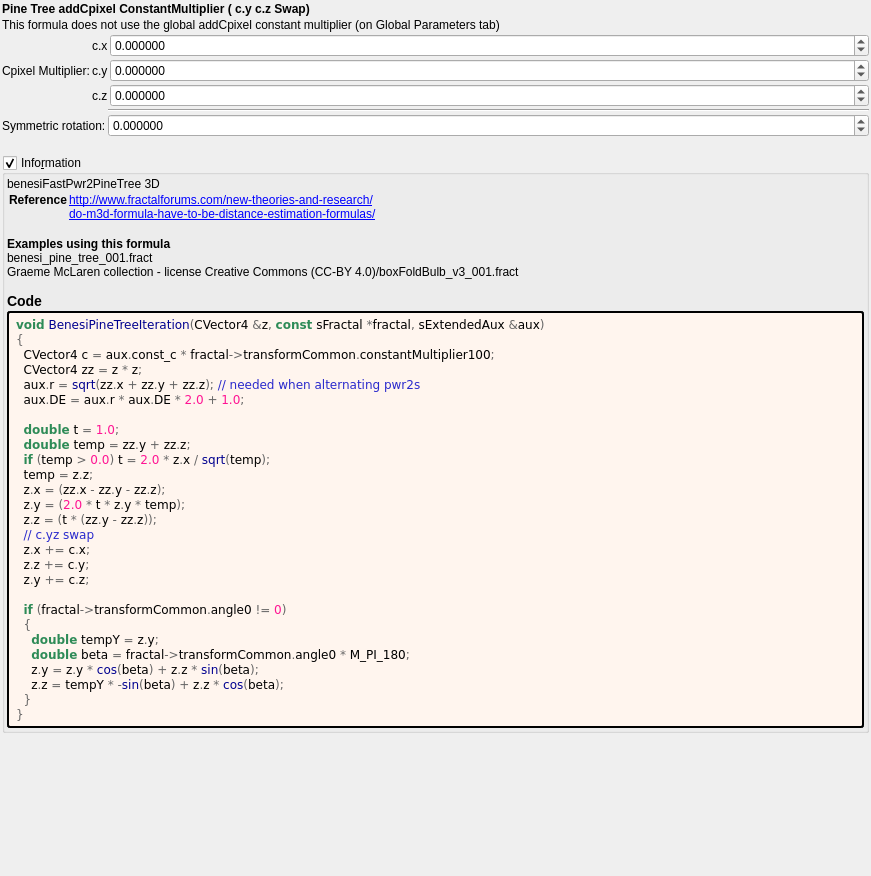
The window that mandelbulber2/formula/ui/benesi_pine_tree.ui (buddhi1980/mandelbulber2) describes before a commit, drawn with Qt 5.
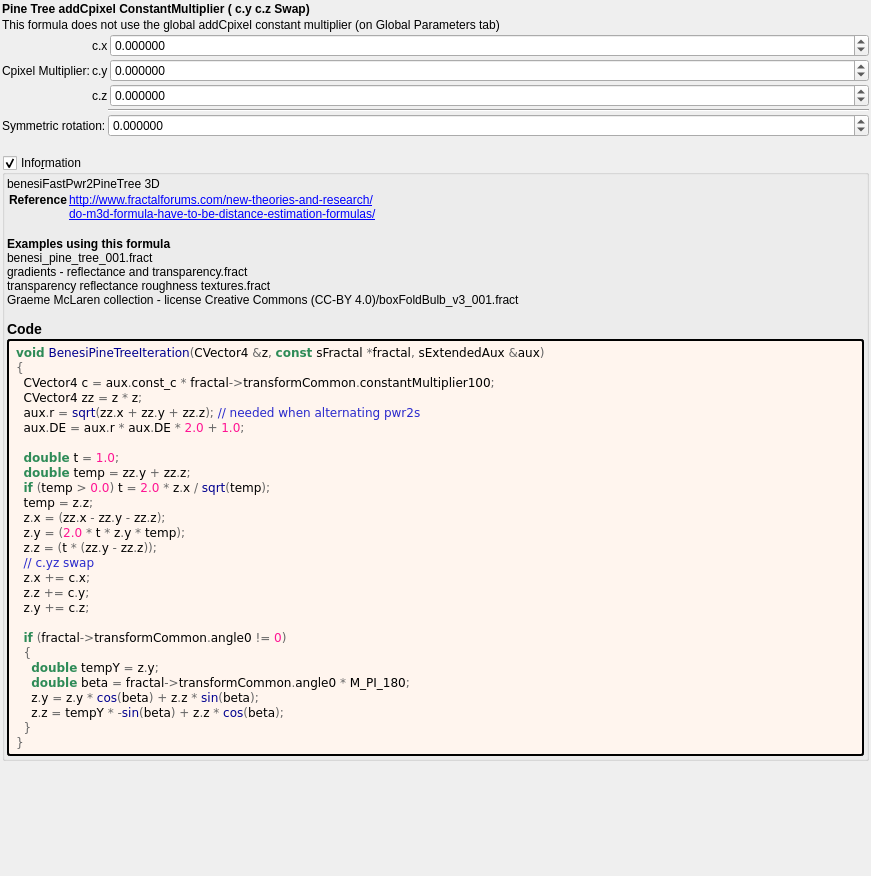
The same window after the commit. Custom widgets are drawn as their Qt base class.

What changed in the file:
```diff
--- a/mandelbulber2/formula/ui/benesi_pine_tree.ui
+++ b/mandelbulber2/formula/ui/benesi_pine_tree.ui
@@ -262,7 +262,7 @@
 &lt;a href=&quot;do-m3d-formula-have-to-be-distance-estimation-formulas/&quot;&gt;do-m3d-formula-have-to-be-distance-estimation-formulas/&lt;br&gt;
 &lt;/td&gt;&lt;/tr&gt;
 &lt;/table&gt;
-&lt;br&gt;&lt;b&gt;Examples using this formula&lt;/b&gt;&lt;br&gt;benesi_pine_tree_001.fract&lt;br&gt;Graeme McLaren  collection - license Creative Commons  (CC-BY 4.0)/boxFoldBulb_v3_001.fract&lt;h3&gt;Code&lt;/h3&gt;</string>
+&lt;br&gt;&lt;b&gt;Examples using this formula&lt;/b&gt;&lt;br&gt;benesi_pine_tree_001.fract&lt;br&gt;gradients - reflectance and transparency.fract&lt;br&gt;transparency reflectance roughness textures.fract&lt;br&gt;Graeme McLaren  collection - license Creative Commons  (CC-BY 4.0)/boxFoldBulb_v3_001.fract&lt;h3&gt;Code&lt;/h3&gt;</string>
         </property>
         <property name="wordWrap">
          <bool>true</bool>
```
